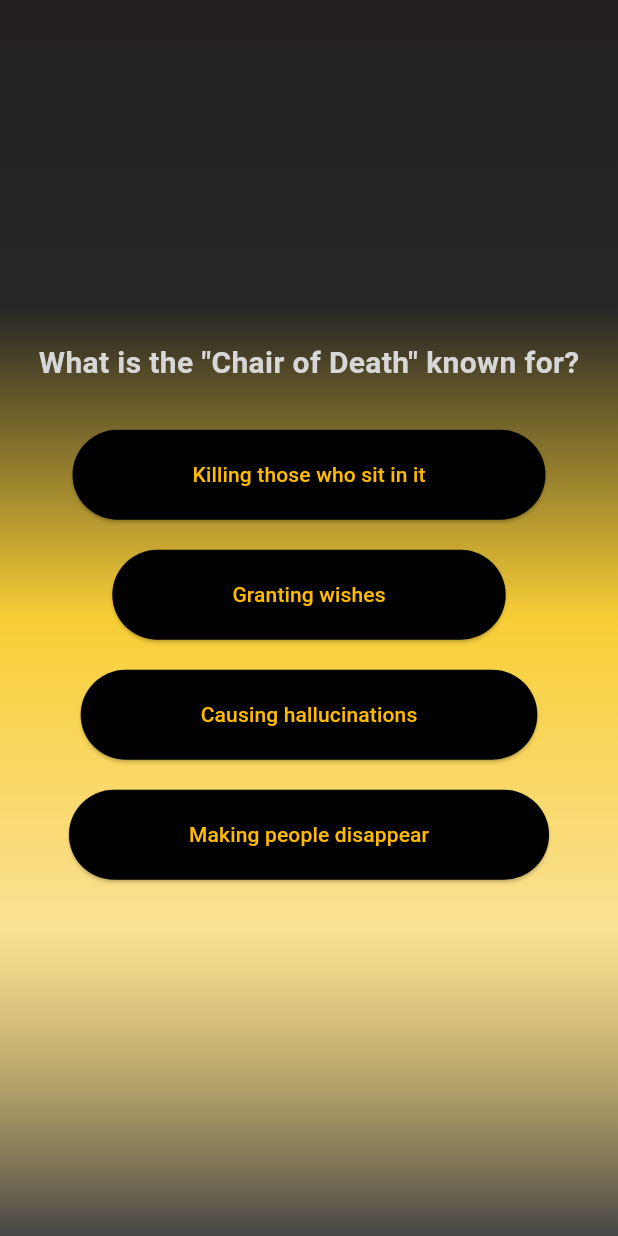
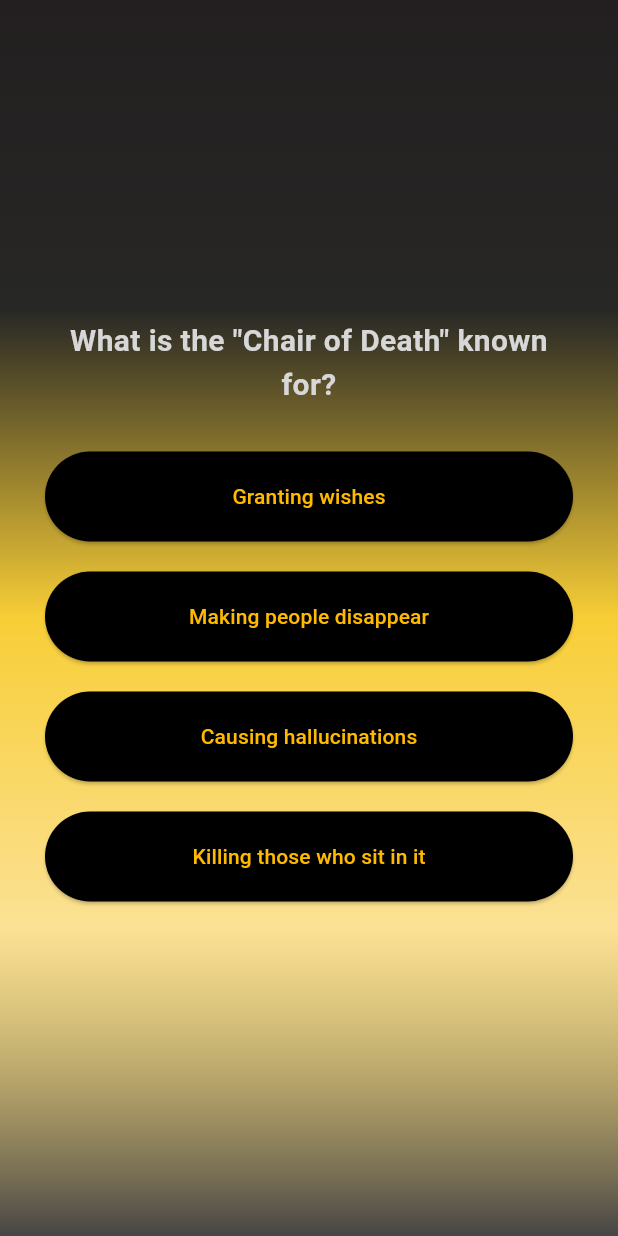
Before and after one commit to Iamhan-e/OddIQ, a Flutter app: the screen it shows after launch, after a tap on "Start Quiz", on a phone screen of 412 x 824 dp. Run offline on Flutter 3.47's test engine with Material 3 defaults, Android fonts, the phone set to English and light mode, and no system bars.

Commit message:
added shuffle functionality to the answers and edited the UI

```diff
--- a/lib/answer_buttons.dart
+++ b/lib/answer_buttons.dart
@@ -1,5 +1,5 @@
 import 'package:flutter/material.dart';
-import 'package:quiz_app/data/questions.dart';
+
 
 class AnswerButtons extends StatelessWidget{
 
@@ -21,7 +21,13 @@ class AnswerButtons extends StatelessWidget{
       ),
 
       child:
-        Text(answers),
+        Text(
+          answers,
+          style: TextStyle(
+
+          ),
+
+        ),
 
 
       );
--- a/lib/models/quiz_questions.dart
+++ b/lib/models/quiz_questions.dart
@@ -5,4 +5,9 @@ class QuizQuestions {
   final String questions;
   final List<String> answers;
 
+  List<String> getShuffledAnswer(){
+    final shuffledList = List.of(answers);
+    shuffledList.shuffle();
+    return shuffledList;
+  }
 }
--- a/lib/questions_screen.dart
+++ b/lib/questions_screen.dart
@@ -21,8 +21,12 @@ class _QuestionPageState extends State<QuestionsScreen>{
     return SizedBox(
       width: double.infinity,
 
+      child: Container(
+        margin: EdgeInsets.symmetric(horizontal: 30),
         child: Column(
           mainAxisAlignment: MainAxisAlignment.center,
+          crossAxisAlignment: CrossAxisAlignment.stretch,
+
           children: [
 
             Text(
@@ -31,13 +35,13 @@ class _QuestionPageState extends State<QuestionsScreen>{
                 color: const Color.fromARGB(255, 215, 215, 215),
                 fontSize: 20,
                 fontWeight: FontWeight.w700,
-            ),),
+              ),
+              textAlign: TextAlign.center,
+              ),
 
             SizedBox(height: 20,),
 
-
-
-          ...currentQuestion.answers.map((answer) {
+            ...currentQuestion.getShuffledAnswer().map((answer) {
               return (
                 Padding(
                   padding: EdgeInsets.symmetric(vertical: 10),
@@ -52,6 +56,7 @@ class _QuestionPageState extends State<QuestionsScreen>{
 
           ],
         ),
+      ),
     );
   }
 }
```
Lines whose indentation alone changed are shown as unchanged.
